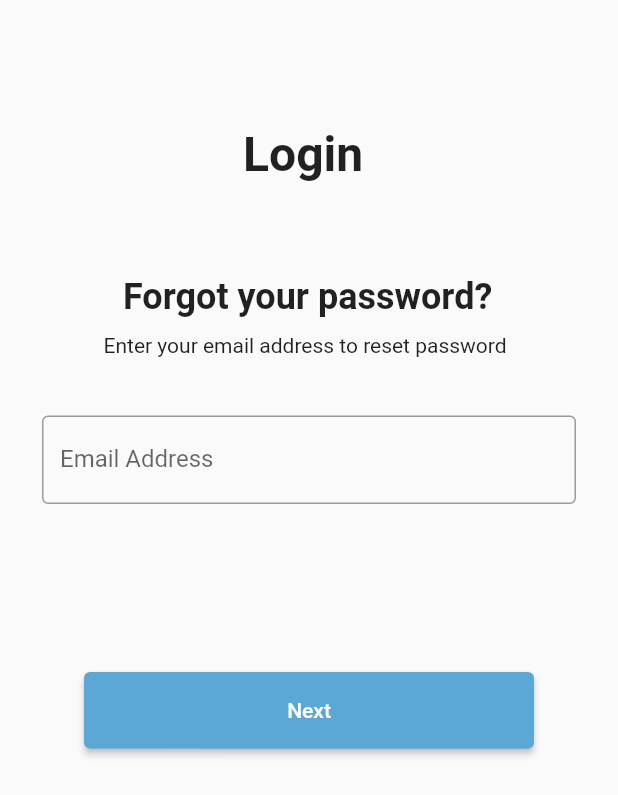
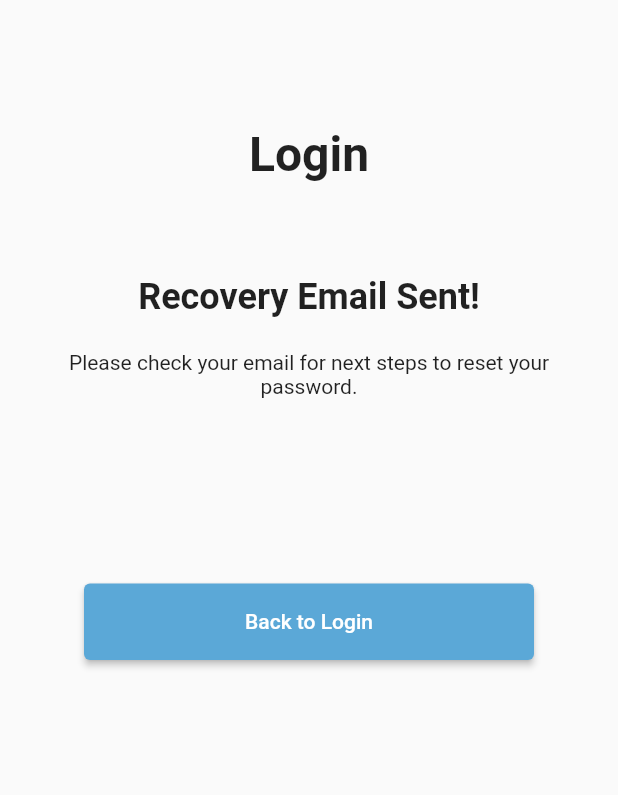
Before and after one commit to kvrtejaswi/E4App, a Flutter app: the screen it shows after launch, on a phone screen of 412 x 824 dp. Shown: the top 795 px of the screen. Run offline on Flutter 3.47's test engine with Material 2 defaults, Android fonts, the phone set to English and light mode, and no system bars.

Commit message:
Done with the recovery page

```diff
--- /dev/null
+++ b/lib/Authentication/recovery.dart
@@ -0,0 +1,106 @@
+import 'package:flutter/material.dart';
+import 'package:e4app/theme.dart';
+
+void main() => runApp(Recovery());
+
+class Recovery extends StatelessWidget {
+  @override
+  Widget build(BuildContext context) {
+    return MaterialApp(
+      debugShowCheckedModeBanner:
+          false, // Set this to false to remove the debug banner
+      home: RecoveryPage(),
+    );
+  }
+}
+
+class RecoveryPage extends StatefulWidget {
+  @override
+  _RecoveryPageState createState() => _RecoveryPageState();
+}
+
+class _RecoveryPageState extends State<RecoveryPage> {
+  // TextEditingController for the group code and password fields
+  TextEditingController emailController = TextEditingController();
+  TextEditingController passwordController = TextEditingController();
+
+  // Function to handle login button press
+  void _next() {
+    String emailCode = emailController.text;
+    // For demonstration purposes, we'll just print the input values
+    print("Email Address: $emailCode");
+  }
+
+  @override
+  Widget build(BuildContext context) {
+    return Scaffold(
+        appBar: null,
+        body: Padding(
+          padding: EdgeInsets.all(28.0),
+          child: Align(
+            alignment: Alignment.topCenter,
+            child: Column(
+              crossAxisAlignment: CrossAxisAlignment.center,
+              children: <Widget>[
+                // "Login" text
+                Container(
+                  width: null,
+                  height: 44.0,
+                  margin: EdgeInsets.only(top: 56.0),
+                  child: Text(
+                    "Login",
+                    style: TextStyle(
+                      fontSize: 32.0,
+                      fontWeight: FontWeight.bold,
+                    ),
+                  ),
+                ),
+                // "Forgot your password?" text
+                Container(
+                  width: null,
+                  height: 38.0,
+                  margin: EdgeInsets.only(top: 56.0),
+                  child: Text(
+                    "Recovery Email Sent!",
+                    style:
+                        TextStyle(fontSize: 24.0, fontWeight: FontWeight.bold),
+                  ),
+                ),
+                // "Please check your email for next steps to reset your password." text
+                Container(
+                  width: null,
+                  height: 55.0,
+                  margin: EdgeInsets.only(top: 0.0),
+                  child: Center(
+                    child: Text(
+                      "Please check your email for next steps to reset your password.",
+                      textAlign: TextAlign
+                          .center, // Center-align both horizontally and vertically
+                      style: TextStyle(
+                        fontSize: 14.0,
+                      ),
+                    ),
+                  ),
+                ),
+
+                SizedBox(height: 16.0),
+                // Back to Login Button
+                Container(
+                  width: 300.0,
+                  height: 51.0,
+                  margin: EdgeInsets.only(top: 96.0),
+                  child: ElevatedButton(
+                      onPressed: _next,
+                      child: Text("Back to Login"),
+                      style: ButtonStyle(
+                        backgroundColor: MaterialStateProperty.all<Color>(
+                          Color(0xFF5BA8D7),
+                        ),
+                      )),
+                ),
+              ],
+            ),
+          ),
+        ));
+  }
+}
--- a/lib/main.dart
+++ b/lib/main.dart
@@ -1,6 +1,7 @@
 import 'package:flutter/material.dart';
 import 'Authentication/login.dart';
 import 'Authentication/forgotPassword.dart';
+import 'Authentication/recovery.dart';
 
 void main() {
   runApp(MyApp());
@@ -11,7 +12,7 @@ class MyApp extends StatelessWidget {
   Widget build(BuildContext context) {
     return MaterialApp(
       debugShowCheckedModeBanner: false,
-      home: ForgotPass(), // Replace with your app's initial screen
+      home: Recovery(), // Replace with your app's initial screen
     );
   }
 }
```
